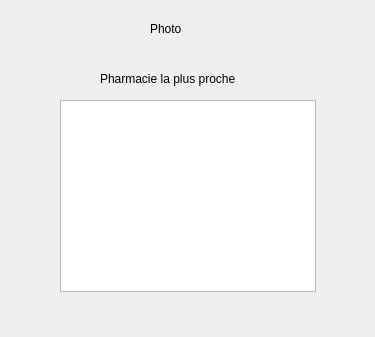
First picture: the form in GeoStation_Projet/pharmaciemozaicwidget.ui, repository SoheibBiga/GeoStation, before the edit.
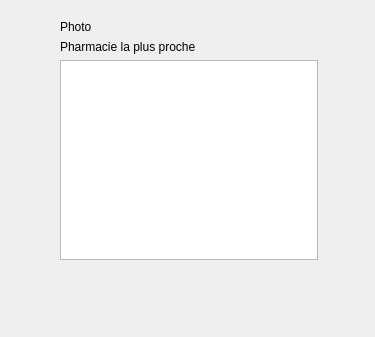
Second picture: the form after the edit. Custom widgets are drawn as their Qt base class.

What changed in the file:
```diff
--- a/GeoStation_Projet/pharmaciemozaicwidget.ui
+++ b/GeoStation_Projet/pharmaciemozaicwidget.ui
@@ -13,41 +13,34 @@
   <property name="windowTitle">
    <string>Form</string>
   </property>
-  <widget class="tableauwidget" name="tableWidget">
+  <widget class="QWidget" name="">
    <property name="geometry">
     <rect>
      <x>60</x>
-     <y>100</y>
-     <width>256</width>
-     <height>192</height>
-    </rect>
-   </property>
-  </widget>
-  <widget class="QLabel" name="label">
-   <property name="geometry">
-    <rect>
-     <x>100</x>
-     <y>70</y>
-     <width>169</width>
-     <height>17</height>
-    </rect>
-   </property>
-   <property name="text">
-    <string>Pharmacie la plus proche</string>
-   </property>
-  </widget>
-  <widget class="QLabel" name="label_photo">
-   <property name="geometry">
-    <rect>
-     <x>150</x>
      <y>20</y>
-     <width>42</width>
-     <height>17</height>
+     <width>258</width>
+     <height>240</height>
     </rect>
    </property>
-   <property name="text">
-    <string>Photo</string>
-   </property>
+   <layout class="QGridLayout" name="gridLayout">
+    <item row="0" column="0">
+     <widget class="QLabel" name="label_photo">
+      <property name="text">
+       <string>Photo</string>
+      </property>
+     </widget>
+    </item>
+    <item row="1" column="0">
+     <widget class="QLabel" name="label">
+      <property name="text">
+       <string>Pharmacie la plus proche</string>
+      </property>
+     </widget>
+    </item>
+    <item row="2" column="0">
+     <widget class="tableauwidget" name="tableWidget"/>
+    </item>
+   </layout>
   </widget>
  </widget>
  <customwidgets>
```
